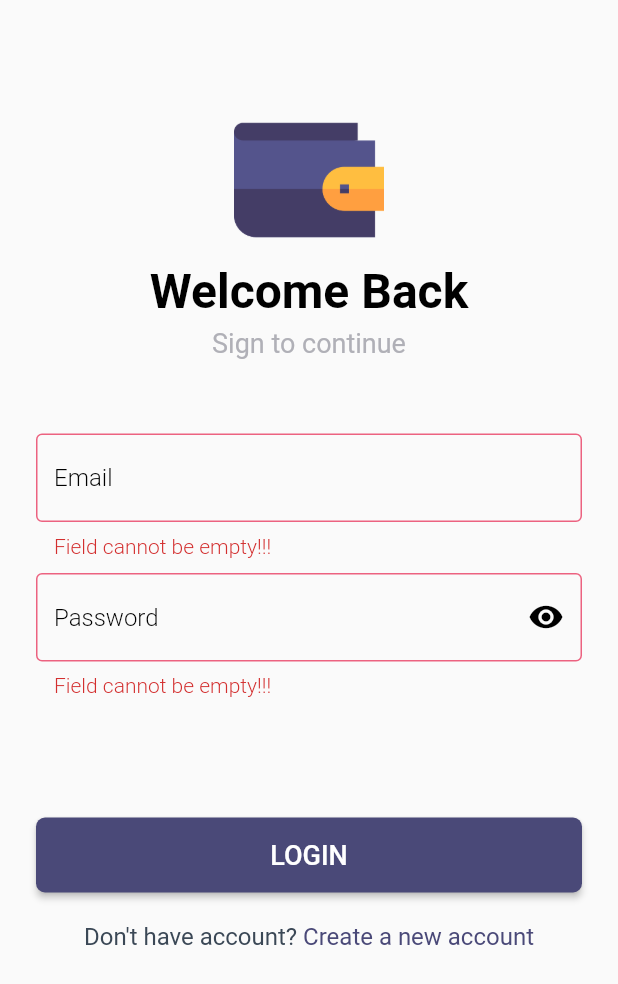
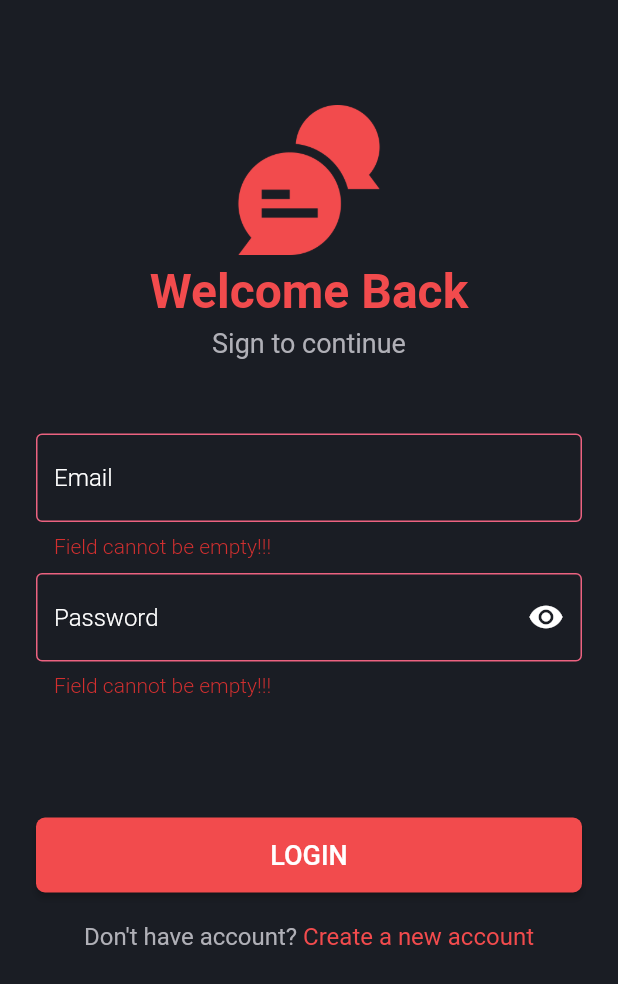
Before and after one commit to Danis96/flutter-chat-app, a Flutter app: the screen it shows after launch, after a tap on "LOGIN", on a phone screen of 412 x 824 dp. Shown: the top 984 px of the screen. Run offline on Flutter 3.47's test engine with Material 2 defaults, Android fonts, the light colour scheme and no system bars; our stand-ins replace firebase_auth, firebase_core, flutter_spinkit, rflutter_alert; accounts and stored records are empty.

Commit message:
registration and login ui

```diff
--- a/lib/app/utils/color_helper.dart
+++ b/lib/app/utils/color_helper.dart
@@ -9,6 +9,8 @@ enum ColorHelper {
   walletGreenLight,
   walletGrey,
   walletBlue,
+  chatRed,
+  chatBlack,
 }
 
 extension ColorExtension on ColorHelper {
@@ -26,6 +28,10 @@ extension ColorExtension on ColorHelper {
         return const Color.fromRGBO(176, 176, 183, 1.0);
       case ColorHelper.walletBlue:
         return const Color.fromRGBO(45, 103, 230, 1.0);
+      case ColorHelper.chatRed:
+        return const Color.fromRGBO(242, 75, 77, 1.0);
+      case ColorHelper.chatBlack:
+        return const Color.fromRGBO(26, 29, 36, 1.0);
     }
     return Colors.white;
   }
--- a/lib/app/view/login/page/login_page.dart
+++ b/lib/app/view/login/page/login_page.dart
@@ -8,6 +8,8 @@ import 'package:wallet/app/view/login/widgets/login_text_form_fields.dart';
 import 'package:wallet/common/common_alert_dialog.dart';
 import 'package:wallet/common/common_loader.dart';
 import 'package:wallet/routing/routes.dart';
+
+import '../../../utils/color_helper.dart';
 
 class LoginPage extends StatelessWidget {
   final TextEditingController _emailController = TextEditingController();
@@ -21,6 +23,7 @@ class LoginPage extends StatelessWidget {
     final AuthProvider _authProvider =
         Provider.of<AuthProvider>(context, listen: true);
     return Scaffold(
+      backgroundColor: ColorHelper.chatBlack.color,
       body: WillPopScope(
         onWillPop: () => null,
         child: GestureDetector(
--- a/lib/app/view/login/widgets/login_logo_headline.dart
+++ b/lib/app/view/login/widgets/login_logo_headline.dart
@@ -1,6 +1,7 @@
 import 'package:flutter/material.dart';
 import 'package:wallet/app/utils/color_helper.dart';
 
+import '../../../utils/color_helper.dart';
 
 Widget logoHeadline() {
   return Column(
@@ -8,9 +9,10 @@ Widget logoHeadline() {
       Container(
         margin: const EdgeInsets.only(top: 70.0),
         child: Image.asset(
-          'assets/wallet.png',
+          'assets/chat-bubble.png',
           width: 100,
           height: 100,
+          color: ColorHelper.chatRed.color,
         ),
       ),
       Container(
@@ -18,7 +20,7 @@ Widget logoHeadline() {
         child: Text(
           'Welcome Back',
           style: TextStyle(
-            color: ColorHelper.walletBlack.color,
+            color: ColorHelper.chatRed.color,
             fontWeight: FontWeight.w700,
             fontSize: 32,
           ),
--- a/lib/app/view/login/widgets/login_tappable.dart
+++ b/lib/app/view/login/widgets/login_tappable.dart
@@ -8,7 +8,7 @@ Widget loginTappable({Function(int) onPressed}) {
     links: 'Create a new account',
     onPressed: onPressed,
     linkStyle: TextStyle(
-      color: ColorHelper.walletPurple.color,
+      color: ColorHelper.chatRed.color,
     ),
   );
 }
--- a/lib/app/view/login/widgets/login_text_form_fields.dart
+++ b/lib/app/view/login/widgets/login_text_form_fields.dart
@@ -12,7 +12,7 @@ Widget emailTextFormField({
     obscureText: obscureText,
     icon: commonEmptyContainer(),
     hintText: 'Email',
-    hintColor: ColorHelper.walletBlack.color,
+    hintColor: ColorHelper.walletWhite.color,
   );
 }
 
@@ -25,6 +25,6 @@ Widget passwordTextFormField({
     controller: controller,
     icon: commonEmptyContainer(),
     hintText: 'Password',
-    hintColor: ColorHelper.walletBlack.color,
+    hintColor: ColorHelper.walletWhite.color,
   );
 }
--- a/lib/app/view/registration/page/register_page.dart
+++ b/lib/app/view/registration/page/register_page.dart
@@ -8,6 +8,8 @@ import 'package:wallet/app/view/registration/widgets/register_text_form_field.da
 import 'package:wallet/common/common_alert_dialog.dart';
 import 'package:wallet/common/common_loader.dart';
 import 'package:wallet/routing/routes.dart';
+
+import '../../../utils/color_helper.dart';
 
 class RegistrationPage extends StatelessWidget {
   final TextEditingController _emailController = TextEditingController();
@@ -22,6 +24,7 @@ class RegistrationPage extends StatelessWidget {
         Provider.of<AuthProvider>(context, listen: true);
 
     return Scaffold(
+      backgroundColor: ColorHelper.chatBlack.color,
       body: WillPopScope(
         onWillPop: () => null,
         child: Container(
--- a/lib/app/view/registration/widgets/register_logo_headline.dart
+++ b/lib/app/view/registration/widgets/register_logo_headline.dart
@@ -9,7 +9,7 @@ Widget registerLogoHeadline() {
         child: Text(
           'Create Account',
           style: TextStyle(
-            color: ColorHelper.walletPurple.color,
+            color: ColorHelper.chatRed.color,
             fontWeight: FontWeight.w700,
             fontSize: 32,
           ),
--- a/lib/app/view/registration/widgets/register_tappable.dart
+++ b/lib/app/view/registration/widgets/register_tappable.dart
@@ -8,7 +8,7 @@ Widget registerTappable({Function(int) onPressed}) {
     links: 'Login',
     onPressed: onPressed,
     linkStyle: TextStyle(
-      color: ColorHelper.walletBlack.color,
+      color: ColorHelper.chatRed.color,
     ),
   );
 }
--- a/lib/app/view/registration/widgets/register_text_form_field.dart
+++ b/lib/app/view/registration/widgets/register_text_form_field.dart
@@ -12,7 +12,7 @@ Widget emailRegisterTextFormField({
     obscureText: obscureText,
     icon: commonEmptyContainer(),
     hintText: 'Email',
-    hintColor: ColorHelper.walletBlack.color,
+    hintColor: ColorHelper.walletWhite.color,
   );
 }
 
@@ -25,7 +25,7 @@ Widget passwordRegisterTextFormField({
     controller: controller,
     icon: commonEmptyContainer(),
     hintText: 'Password',
-    hintColor: ColorHelper.walletBlack.color,
+    hintColor: ColorHelper.walletWhite.color,
   );
 }
 
@@ -38,6 +38,6 @@ Widget confirmPasswordRegisterTextFormField({
     controller: controller,
     icon: commonEmptyContainer(),
     hintText: 'Confirm Password',
-    hintColor: ColorHelper.walletBlack.color,
+    hintColor: ColorHelper.walletWhite.color,
   );
 }
--- a/lib/common/common_button.dart
+++ b/lib/common/common_button.dart
@@ -16,7 +16,7 @@ Widget commonButton({
     child: RaisedButton(
       onPressed: () => onPressed(),
       color: isFullButton(buttonType)
-          ? ColorHelper.walletPurple.color
+          ? ColorHelper.chatRed.color
           : ColorHelper.walletWhite.color,
       child: isFullButton(buttonType)
           ? Text(
--- a/lib/common/common_tappable_text.dart
+++ b/lib/common/common_tappable_text.dart
@@ -6,8 +6,14 @@ class TappableText extends StatelessWidget {
     @required this.text,
     @required this.links,
     this.onPressed,
-    this.defaultStyle = const TextStyle(color: Color.fromRGBO(59, 72, 86, 1.0), fontSize: 16, fontWeight: FontWeight.w400),
-    this.linkStyle = const TextStyle(color: Color.fromRGBO(81, 172, 252, 1.0), fontSize: 16, fontWeight: FontWeight.w500),
+    this.defaultStyle = const TextStyle(
+        color: Color.fromRGBO(176, 176, 183, 1.0),
+        fontSize: 16,
+        fontWeight: FontWeight.w400),
+    this.linkStyle = const TextStyle(
+        color: Color.fromRGBO(81, 172, 252, 1.0),
+        fontSize: 16,
+        fontWeight: FontWeight.w500),
     this.textAlign = TextAlign.center,
   });
 
--- a/lib/common/common_text_form_field.dart
+++ b/lib/common/common_text_form_field.dart
@@ -1,5 +1,7 @@
 import 'package:flutter/material.dart';
 import 'package:wallet/app/utils/color_helper.dart';
+
+import '../app/utils/color_helper.dart';
 
 Widget commonTextFormField({
   TextEditingController controller,
@@ -13,13 +15,16 @@ Widget commonTextFormField({
   return TextFormField(
     controller: controller,
     obscureText: obscureText,
-    cursorColor: ColorHelper.walletBlack.color,
+    cursorColor: ColorHelper.chatRed.color,
     validator: (String input) {
       if (input.isEmpty) {
         return 'Field cannot be empty!!!';
       }
       return null;
     },
+    style: TextStyle(
+      color: ColorHelper.walletWhite.color,
+    ),
     maxLines: maxLines,
     minLines: minLines,
     decoration: InputDecoration(
@@ -31,7 +36,7 @@ Widget commonTextFormField({
         fontWeight: FontWeight.w300,
       ),
       focusedBorder: OutlineInputBorder(
-        borderSide: BorderSide(color: ColorHelper.walletBlack.color),
+        borderSide: BorderSide(color: ColorHelper.walletGrey.color),
       ),
       enabledBorder: const OutlineInputBorder(
         borderSide: BorderSide(
@@ -83,7 +88,7 @@ class _PasswordTextFormFieldState extends State<PasswordTextFormField> {
     return TextFormField(
       controller: widget.controller,
       obscureText: _showPassword,
-      cursorColor: ColorHelper.walletBlack.color,
+      cursorColor: ColorHelper.chatRed.color,
       validator: (String input) {
         if (input.isEmpty) {
           return 'Field cannot be empty!!!';
@@ -92,10 +97,13 @@ class _PasswordTextFormFieldState extends State<PasswordTextFormField> {
         }
         return null;
       },
+      style: TextStyle(
+        color: ColorHelper.walletWhite.color,
+      ),
       decoration: InputDecoration(
         helperText: '',
         suffixIcon: IconButton(
-          color: ColorHelper.walletBlack.color,
+          color: ColorHelper.walletWhite.color,
           icon: Icon(_showPassword ? Icons.visibility : Icons.visibility_off),
           onPressed: () => setState(() {
             _showPassword = !_showPassword;
@@ -108,7 +116,7 @@ class _PasswordTextFormFieldState extends State<PasswordTextFormField> {
         ),
         focusedBorder: OutlineInputBorder(
           borderSide: BorderSide(
-            color: ColorHelper.walletBlack.color,
+            color: ColorHelper.walletGrey.color,
           ),
         ),
         enabledBorder: const OutlineInputBorder(
@@ -162,11 +170,14 @@ class _PasswordConfirmTextFormFieldState
     return TextFormField(
       controller: widget.controller,
       obscureText: _showPassword,
-      cursorColor: ColorHelper.walletBlack.color,
+      cursorColor: ColorHelper.chatRed.color,
+      style: TextStyle(
+        color: ColorHelper.walletWhite.color,
+      ),
       decoration: InputDecoration(
         helperText: '',
         suffixIcon: IconButton(
-          color: ColorHelper.walletBlack.color,
+          color: ColorHelper.walletWhite.color,
           icon: Icon(_showPassword ? Icons.visibility : Icons.visibility_off),
           onPressed: () => setState(() {
             _showPassword = !_showPassword;
@@ -179,7 +190,7 @@ class _PasswordConfirmTextFormFieldState
         ),
         focusedBorder: OutlineInputBorder(
           borderSide: BorderSide(
-            color: ColorHelper.walletBlack.color,
+            color: ColorHelper.walletGrey.color,
           ),
         ),
         enabledBorder: const OutlineInputBorder(
```
Also changed, not shown: assets/chat-bubble.png (added), 2 other files.
